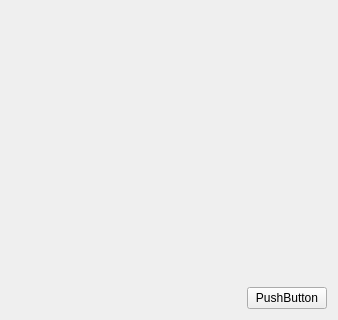
This is openfilewindow.ui in Dm1stry/NMR_Processing as Qt 5 draws it before an edit; both pictures show x 0 to 338 and y 165 to 485 of the 338 by 485 pixel window. The edited form follows.
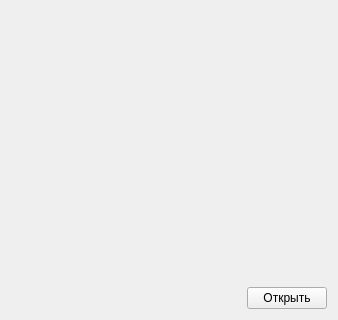
This is the edited form.

Commit message: Added funtionality for file explorer opening for simple file choose

Patch:
```diff
--- a/openfilewindow.ui
+++ b/openfilewindow.ui
@@ -112,7 +112,7 @@
      <item>
       <widget class="QPushButton" name="pushButton">
        <property name="text">
-        <string>PushButton</string>
+        <string>Открыть</string>
        </property>
       </widget>
      </item>
```
Left out of the diff: 8 changed lines with no effect on the pictures. The commit also changes 2 other files.
